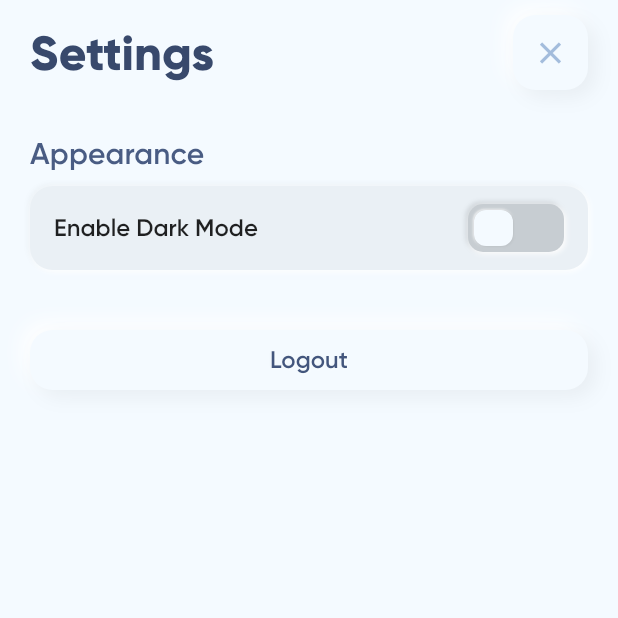
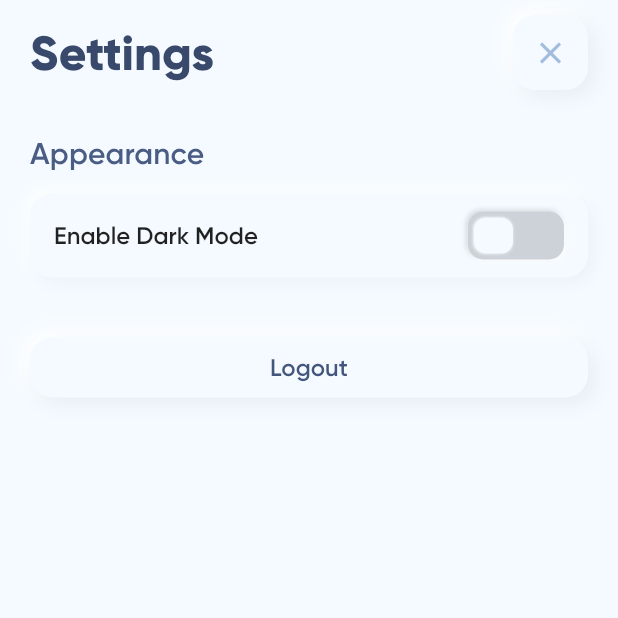
Before and after one commit to karrui/goals-flutter, a Flutter app: the SettingsScreen screen opened by its route, on a phone screen of 412 x 824 dp, the top half of it. Run offline on Flutter 3.47's test engine with Material 2 defaults, Android fonts, the phone set to English and light mode, and no system bars; drawn by our look-alikes of clay_containers; our stand-ins replace cached_network_image, cloud_firestore, firebase_auth, firebase_storage, flutter_masked_text, flutter_spinkit and 9 more; missing offline and left inert: firebase_user_stream, flutter_facebook_login, flutter_progress_button, simple_gravatar; accounts and stored records are empty.

Commit message:
style: update switch toggle style

```diff
--- a/lib/screens/settings/settings_screen.dart
+++ b/lib/screens/settings/settings_screen.dart
@@ -132,14 +132,13 @@ class _SettingsScreenState extends State<SettingsScreen> {
           style: Theme.of(context).textTheme.subtitle,
         ),
         SizedBox(
-          height: 10,
+          height: 15,
         ),
         ClayContainer(
           borderRadius: 15,
           color: Theme.of(context).backgroundColor,
-          depth: 10,
-          spread: 1,
-          emboss: true,
+          depth: 8,
+          spread: 4,
           child: ListTile(
             title: Text('Enable Dark Mode'),
             trailing: GestureDetector(
--- a/lib/shared/widgets/toggle_switch.dart
+++ b/lib/shared/widgets/toggle_switch.dart
@@ -1,11 +1,8 @@
 import 'package:clay_containers/clay_containers.dart';
 import 'package:clay_containers/widgets/clay_containers.dart';
 import 'package:flutter/material.dart';
-import 'package:provider/provider.dart';
 import 'package:simple_animations/simple_animations/controlled_animation.dart';
 import 'package:simple_animations/simple_animations/multi_track_tween.dart';
-
-import '../../providers/theme.dart';
 
 class ToggleSwitch extends StatelessWidget {
   final bool isToggled;
@@ -14,8 +11,6 @@ class ToggleSwitch extends StatelessWidget {
 
   @override
   Widget build(BuildContext context) {
-    var themeProvider = Provider.of<ThemeProvider>(context);
-
     var tween = MultiTrackTween([
       Track("paddingLeft")
           .add(Duration(milliseconds: 300), Tween(begin: 0.0, end: 30.0)),
@@ -24,10 +19,7 @@ class ToggleSwitch extends StatelessWidget {
       Track("color").add(
           Duration(milliseconds: 300),
           ColorTween(
-              begin: themeProvider.isDarkTheme
-                  ? Theme.of(context).primaryColorLight
-                  : Theme.of(context).backgroundColor,
-              end: Theme.of(context).indicatorColor)),
+              begin: Color(0xFFF4FAFF), end: Theme.of(context).indicatorColor)),
     ]);
 
     Widget _buildToggle(context, animation) {
@@ -39,14 +31,14 @@ class ToggleSwitch extends StatelessWidget {
         borderRadius: 10,
         parentColor: Theme.of(context).backgroundColor,
         spread: 1,
-        depth: 45,
+        depth: 40,
         child: Container(
           margin: EdgeInsets.symmetric(horizontal: 4.0, vertical: 4.0),
           padding: EdgeInsets.only(
               left: animation["paddingLeft"], right: animation["paddingRight"]),
           child: ClayContainer(
             spread: 0.2,
-            depth: 60,
+            depth: 30,
             parentColor: animation['color'],
             color: Theme.of(context).backgroundColor,
             borderRadius: 8,
```
